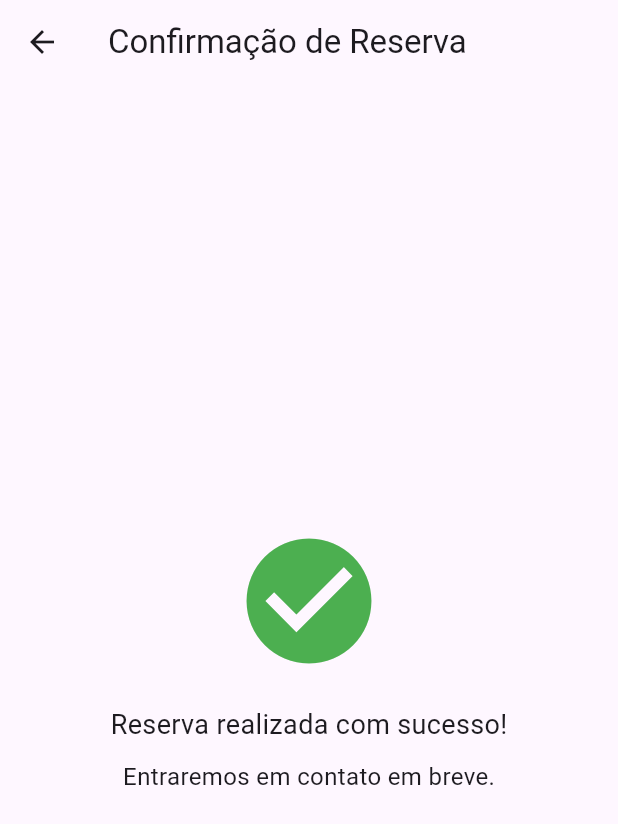
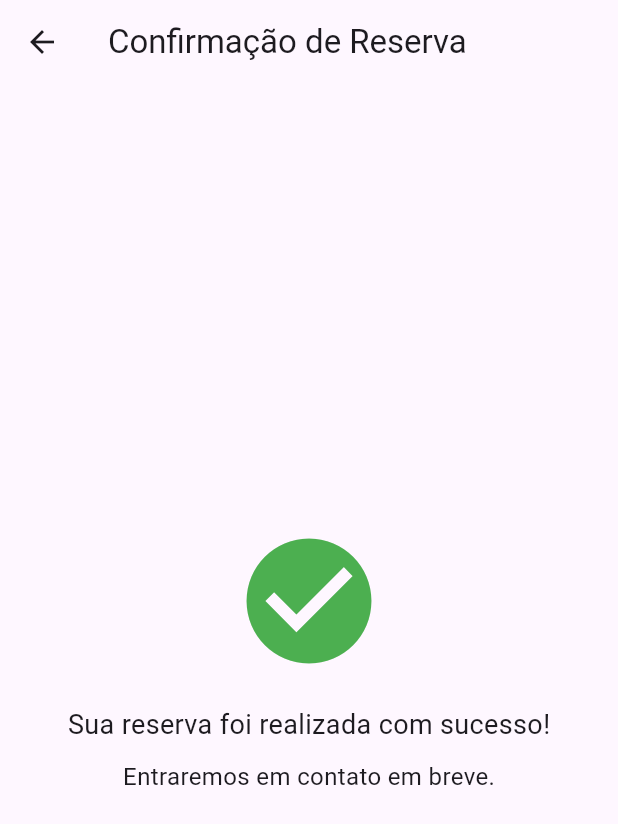
Before and after one commit to joaofds/pim4-app, a Flutter app: the ConfirmacaoPage screen opened directly, on a phone screen of 412 x 824 dp. Shown: the top 824 px of the screen. Run offline on Flutter 3.47's test engine with Material 3 defaults, Android fonts, the phone set to English and light mode, and no system bars.

Commit message:
resolvendo warnings no app

```diff
--- a/lib/main.dart
+++ b/lib/main.dart
@@ -32,7 +32,7 @@
 class _BottomNavigationState extends State<BottomNavigation> {
   int _currentIndex = 0;
 
-  final List<Widget> _pages = [HomePage(), ReservasPage()];
+  final List<Widget> _pages = [const HomePage(), const ReservasPage()];
 
   @override
   Widget build(BuildContext context) {
--- a/lib/view/confirmacao_page.dart
+++ b/lib/view/confirmacao_page.dart
@@ -1,13 +1,15 @@
 import 'package:flutter/material.dart';
 
 class ConfirmacaoPage extends StatelessWidget {
+  const ConfirmacaoPage({super.key});
+
   @override
   Widget build(BuildContext context) {
     return Scaffold(
       appBar: AppBar(
-        title: Text('Confirmação de Reserva'),
+        title: const Text('Confirmação de Reserva'),
       ),
-      body: Center(
+      body: const Center(
         child: Column(
           mainAxisAlignment: MainAxisAlignment.center,
           children: [
@@ -18,7 +20,7 @@ class ConfirmacaoPage extends StatelessWidget {
             ),
             SizedBox(height: 20),
             Text(
-              'Reserva realizada com sucesso!',
+              'Sua reserva foi realizada com sucesso!',
               style: TextStyle(fontSize: 18),
             ),
             SizedBox(height: 10),
--- a/lib/view/home_page.dart
+++ b/lib/view/home_page.dart
@@ -1,13 +1,15 @@
 import 'package:flutter/material.dart';
 
 class HomePage extends StatelessWidget {
+  const HomePage({super.key});
+
   @override
   Widget build(BuildContext context) {
     return Scaffold(
       appBar: AppBar(
-        title: Text('Home'),
+        title: const Text('Home'),
       ),
-      body: Center(
+      body: const Center(
         child: Text('Bem-vindo!'),
       ),
     );
```
Also changed, not shown: lib/service/api_service.dart (+7 -2 lines), lib/view/reservas_page.dart (+10 -3 lines).
